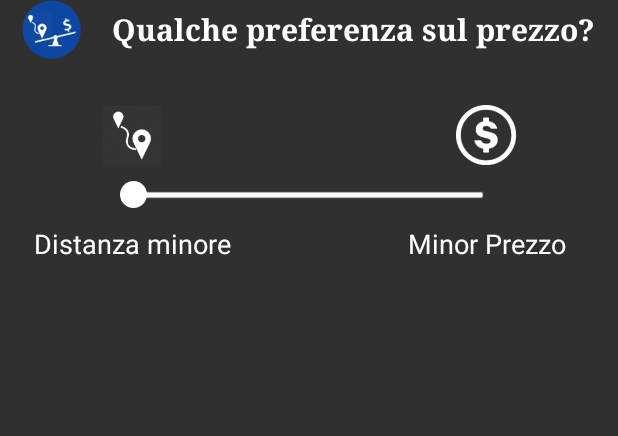
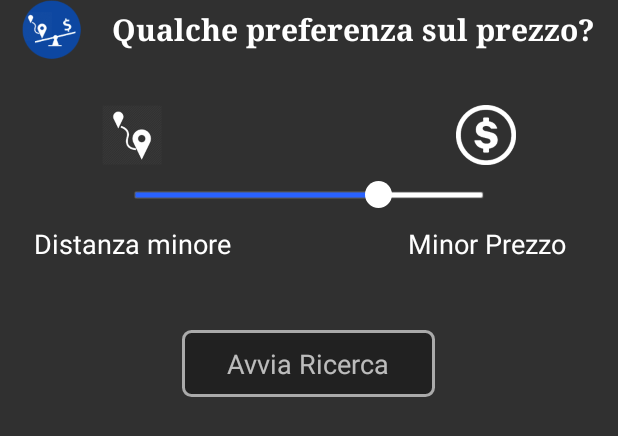
Before and after one commit to joppichristian/ParkingFinder, an Android app: the layout carousel_layout_cost.xml on its own in the app's theme, with its tools: preview values and no code run, on a phone screen of 412 x 824 dp. Shown: the top 436 px of the screen. Run offline under Robolectric (Android 15) with nearby library versions, the phone set to English and light mode, and no system bars.

Commit message:
Added 'start research' button

```diff
--- /dev/null
+++ b/app/src/main/res/drawable/button_background.xml
@@ -0,0 +1,11 @@
+<?xml version="1.0" encoding="utf-8"?>
+<shape xmlns:android="http://schemas.android.com/apk/res/android"
+       android:id="@+id/button_background">
+    <stroke android:width="2dp" android:color="@android:color/darker_gray" />
+    <padding android:left="2dp"
+             android:top="2dp"
+             android:right="2dp"
+             android:bottom="2dp" />
+    <corners android:radius="5dp" />
+    <solid android:color="#50000000" />
+</shape>
--- a/app/src/main/res/layout/carousel_layout_cost.xml
+++ b/app/src/main/res/layout/carousel_layout_cost.xml
@@ -30,9 +30,10 @@
             android:textStyle="bold"
             android:textColor="#ffffff"/>
     </LinearLayout>
+
     <FrameLayout
         android:layout_width="match_parent"
-        android:layout_height="match_parent">
+        android:layout_height="wrap_content">
 
         <LinearLayout
             android:orientation="horizontal"
@@ -89,7 +90,8 @@
             android:max="10"
             android:thumb="@drawable/myseekbar_thumb_draw"
             android:progressDrawable="@drawable/myseekbar_thumb_progress"
-            android:layout_marginTop="40dp"/>
+            android:layout_marginTop="40dp"
+            android:progress="7"/>
 
         <LinearLayout
             android:orientation="horizontal"
@@ -123,4 +125,26 @@
         </LinearLayout>
     </FrameLayout>
 
+    <FrameLayout
+        android:layout_width="match_parent"
+        android:layout_height="match_parent">
+
+        <TextView
+            android:layout_width="wrap_content"
+            android:layout_height="wrap_content"
+            android:textAppearance="?android:attr/textAppearanceMedium"
+            android:text="Avvia Ricerca"
+            android:id="@+id/textView"
+            android:layout_gravity="center_horizontal"
+            android:layout_marginTop="40dp"
+            android:textSize="18dp"
+            android:textAlignment="center"
+            android:background="@drawable/button_background"
+            android:paddingLeft="30dp"
+            android:paddingRight="30dp"
+            android:paddingTop="10dp"
+            android:paddingBottom="10dp"
+            android:onClick="onStartResearchClick"/>
+    </FrameLayout>
+
 </LinearLayout>
```
Also changed, not shown: app/src/main/java/joppi/pier/parkingfinder/FilterActivity.java (+7 -14 lines), app/src/main/res/layout/activity_filter.xml (+0 -22 lines).
